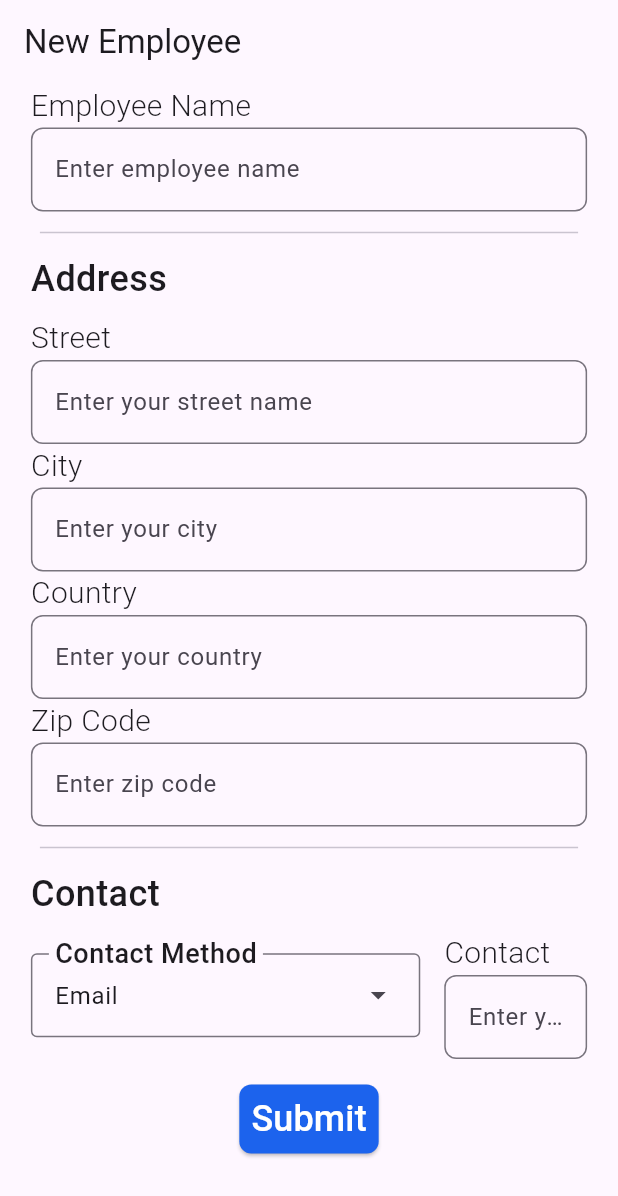
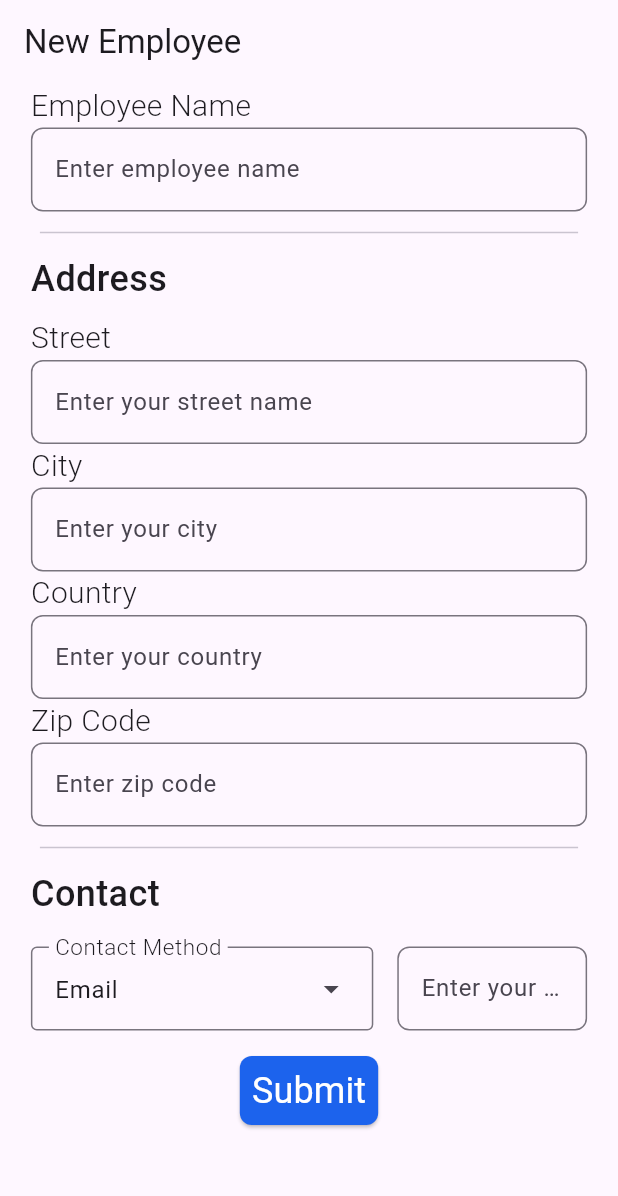
Before and after one commit to XxThunderBlastxX/cosmocloud_task, a Flutter app: the NewEmployeeScreen screen opened by its route, on a phone screen of 412 x 824 dp. Shown: the top 1196 px of the screen. Run offline on Flutter 3.47's test engine with Material 3 defaults, Android fonts, the phone set to English and light mode, and no system bars; our stand-ins replace bloc, dartx, dartz, dio, equatable, flutter_bloc and 4 more; generated files the repository leaves out were written again; network calls fail; Roboto replaces fonts that are missing (Dosis).

Commit message:
Fixed styling issue with contact row

```diff
--- a/lib/src/feature/employee/presentation/screens/employee_details_screen.dart
+++ b/lib/src/feature/employee/presentation/screens/employee_details_screen.dart
@@ -1,9 +1,9 @@
-import 'package:cosmocloud_task/src/app/common/widgets/styled_divider.dart';
 import 'package:cosmocloud_task/src/app/error/error.dart';
 import 'package:dartx/dartx.dart';
 import 'package:flutter/material.dart';
 import 'package:flutter_bloc/flutter_bloc.dart';
 
+import '../../../../app/common/widgets/styled_divider.dart';
 import '../../../../app/theme/theme.dart';
 import '../bloc/employee_details/employee_details_bloc.dart';
 
--- a/lib/src/feature/employee/presentation/screens/widgets/add_employee_form.dart
+++ b/lib/src/feature/employee/presentation/screens/widgets/add_employee_form.dart
@@ -1,8 +1,8 @@
-import 'package:cosmocloud_task/src/app/common/widgets/styled_divider.dart';
 import 'package:flutter/material.dart';
 import 'package:flutter_bloc/flutter_bloc.dart';
 import 'package:go_router/go_router.dart';
 
+import '../../../../../app/common/widgets/styled_divider.dart';
 import '../../../../../app/theme/theme.dart';
 import '../../../model/employee_model.dart';
 import '../../bloc/employee_list/employee_list_bloc.dart';
@@ -118,7 +118,7 @@ class _AddEmployeeFormState extends State<AddEmployeeForm> {
             'Contact',
             style: AppTheme.theme.textTheme.labelLarge,
           ),
-          const SizedBox(height: 8.0),
+          const SizedBox(height: 18.0),
           Row(
             crossAxisAlignment: CrossAxisAlignment.center,
             mainAxisSize: MainAxisSize.max,
@@ -132,22 +132,35 @@ class _AddEmployeeFormState extends State<AddEmployeeForm> {
                 },
                 label: Text(
                   'Contact Method',
-                  style: AppTheme.theme.textTheme.labelLarge,
+                  style: AppTheme.theme.textTheme.labelMedium,
                 ),
-                dropdownMenuEntries: const [
+                dropdownMenuEntries: [
                   DropdownMenuEntry(
                     value: ContactMethodType.email,
                     label: 'Email',
+                    labelWidget: Text(
+                      'Email',
+                      style: AppTheme.theme.textTheme.labelMedium!.copyWith(
+                        fontWeight: FontWeight.w400,
+                      ),
+                    ),
                   ),
                   DropdownMenuEntry(
                     value: ContactMethodType.phone,
                     label: 'Phone',
+                    labelWidget: Text(
+                      'Phone',
+                      style: AppTheme.theme.textTheme.labelMedium!.copyWith(
+                        fontWeight: FontWeight.w400,
+                      ),
+                    ),
                   ),
                 ],
               ),
               const SizedBox(width: 16),
               Expanded(
                 child: StyledTextFormField(
+                  showLabel: false,
                   fieldName: 'Contact',
                   hintText: _contactMethod == ContactMethodType.email
                       ? 'Enter your email'
@@ -163,8 +176,9 @@ class _AddEmployeeFormState extends State<AddEmployeeForm> {
               onPressed: () => onPressSubmit(context),
               child: Text(
                 'Submit',
-                style: AppTheme.theme.textTheme.displayMedium!.copyWith(
+                style: AppTheme.theme.textTheme.labelLarge!.copyWith(
                   color: Colors.white,
+                  fontWeight: FontWeight.w400,
                 ),
               ),
             ),
--- a/lib/src/feature/employee/presentation/screens/widgets/styled_text_form_field.dart
+++ b/lib/src/feature/employee/presentation/screens/widgets/styled_text_form_field.dart
@@ -9,9 +9,12 @@ class StyledTextFormField extends StatelessWidget {
 
   final TextEditingController? controller;
 
+  final bool showLabel;
+
   const StyledTextFormField({
     super.key,
     this.controller,
+    this.showLabel = true,
     required this.fieldName,
     required this.hintText,
   });
@@ -22,9 +25,12 @@ class StyledTextFormField extends StatelessWidget {
       crossAxisAlignment: CrossAxisAlignment.start,
       mainAxisSize: MainAxisSize.min,
       children: [
-        Text(
-          fieldName,
-          style: AppTheme.theme.textTheme.labelMedium,
+        Visibility(
+          visible: showLabel,
+          child: Text(
+            fieldName,
+            style: AppTheme.theme.textTheme.labelMedium,
+          ),
         ),
         TextFormField(
           controller: controller,
```
